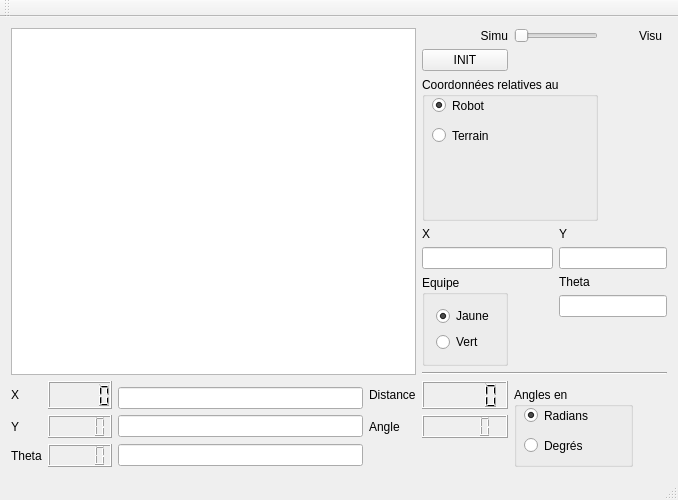
Old version of the form PluginModules/SimuBot/ihm_SimuBot.ui in the repository CRLG/LABOTBOX.
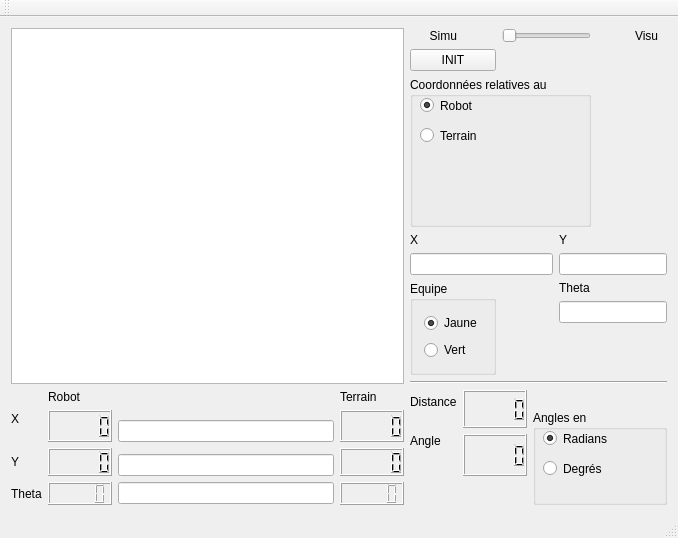
New version of the form.

Commit message: rajout des coordonnées terrain dans simubot en face des coordonnées robot pour éviter de calculer la conversion

The edit to the form file:
```diff
--- a/PluginModules/SimuBot/ihm_SimuBot.ui
+++ b/PluginModules/SimuBot/ihm_SimuBot.ui
@@ -7,7 +7,7 @@
     <x>0</x>
     <y>0</y>
     <width>678</width>
-    <height>500</height>
+    <height>538</height>
    </rect>
   </property>
   <property name="windowTitle">
@@ -28,7 +28,7 @@
       </property>
      </widget>
     </item>
-    <item row="0" column="5" colspan="2">
+    <item row="0" column="6" colspan="3">
      <widget class="QSlider" name="horizontalSlider_toggle_simu">
       <property name="maximum">
        <number>1</number>
@@ -41,21 +41,21 @@
       </property>
      </widget>
     </item>
-    <item row="0" column="8">
+    <item row="0" column="10">
      <widget class="QLabel" name="label_9">
       <property name="text">
        <string>Visu</string>
       </property>
      </widget>
     </item>
-    <item row="1" column="4">
+    <item row="1" column="4" colspan="2">
      <widget class="QPushButton" name="pushButton_init">
       <property name="text">
        <string>INIT</string>
       </property>
      </widget>
     </item>
-    <item row="1" column="8" rowspan="2">
+    <item row="1" column="10" rowspan="2">
      <spacer name="verticalSpacer">
       <property name="orientation">
        <enum>Qt::Vertical</enum>
@@ -68,7 +68,7 @@
       </property>
      </spacer>
     </item>
-    <item row="2" column="4" colspan="3">
+    <item row="2" column="4" colspan="5">
      <widget class="QGroupBox" name="groupBox_coord_relative">
       <property name="sizePolicy">
        <sizepolicy hsizetype="Preferred" vsizetype="MinimumExpanding">
@@ -120,20 +120,20 @@
       </property>
      </widget>
     </item>
-    <item row="3" column="6">
+    <item row="3" column="8">
      <widget class="QLabel" name="label_7">
       <property name="text">
        <string>Y</string>
       </property>
      </widget>
     </item>
-    <item row="4" column="4" colspan="2">
+    <item row="4" column="4" colspan="4">
      <widget class="QLineEdit" name="lineEdit_X_init"/>
     </item>
-    <item row="4" column="6" colspan="3">
+    <item row="4" column="8" colspan="3">
      <widget class="QLineEdit" name="lineEdit_Y_init"/>
     </item>
-    <item row="5" column="4" rowspan="3">
+    <item row="5" column="4" rowspan="3" colspan="2">
      <widget class="QGroupBox" name="groupBox_equipe">
       <property name="title">
        <string>Equipe</string>
@@ -159,17 +159,17 @@
       </layout>
      </widget>
     </item>
-    <item row="5" column="6">
+    <item row="5" column="8">
      <widget class="QLabel" name="label_10">
       <property name="text">
        <string>Theta</string>
       </property>
      </widget>
     </item>
-    <item row="6" column="6" colspan="3">
+    <item row="6" column="8" colspan="3">
      <widget class="QLineEdit" name="lineEdit_Theta_init"/>
     </item>
-    <item row="7" column="7">
+    <item row="7" column="9">
      <spacer name="verticalSpacer_2">
       <property name="orientation">
        <enum>Qt::Vertical</enum>
@@ -182,41 +182,51 @@
       </property>
      </spacer>
     </item>
-    <item row="8" column="4" colspan="5">
+    <item row="8" column="4" colspan="7">
      <widget class="Line" name="line_2">
       <property name="orientation">
        <enum>Qt::Horizontal</enum>
       </property>
      </widget>
     </item>
-    <item row="9" column="0" rowspan="2">
-     <widget class="QLabel" name="label_3">
+    <item row="9" column="1">
+     <widget class="QLabel" name="label_11">
       <property name="text">
-       <string>X</string>
+       <string>Robot</string>
       </property>
      </widget>
     </item>
-    <item row="9" column="1" rowspan="2">
-     <widget class="QLCDNumber" name="lcdNumber_x"/>
+    <item row="9" column="3">
+     <widget class="QLabel" name="label_12">
+      <property name="text">
+       <string>Terrain</string>
+      </property>
+     </widget>
     </item>
-    <item row="9" column="3" rowspan="2">
+    <item row="9" column="4" rowspan="2">
      <widget class="QLabel" name="label_5">
       <property name="text">
        <string>Distance</string>
       </property>
      </widget>
     </item>
-    <item row="9" column="4" rowspan="2">
+    <item row="9" column="5" rowspan="3" colspan="2">
      <widget class="QLCDNumber" name="lcdNumber_distance"/>
     </item>
-    <item row="10" column="2">
-     <widget class="QLineEdit" name="lineEdit_x">
-      <property name="dragEnabled">
-       <bool>true</bool>
+    <item row="10" column="0" rowspan="2">
+     <widget class="QLabel" name="label_3">
+      <property name="text">
+       <string>X</string>
       </property>
      </widget>
     </item>
-    <item row="10" column="5" rowspan="3" colspan="3">
+    <item row="10" column="1" rowspan="3">
+     <widget class="QLCDNumber" name="lcdNumber_x"/>
+    </item>
+    <item row="10" column="3" rowspan="3">
+     <widget class="QLCDNumber" name="lcdNumber_x_terrain"/>
+    </item>
+    <item row="10" column="7" rowspan="6" colspan="4">
      <widget class="QGroupBox" name="groupBox_angles">
       <property name="title">
        <string>Angles en</string>
@@ -252,50 +262,63 @@
       </widget>
      </widget>
     </item>
-    <item row="11" column="0">
-     <widget class="QLabel" name="label_2">
-      <property name="text">
-       <string>Y</string>
-      </property>
-     </widget>
-    </item>
-    <item row="11" column="1">
-     <widget class="QLCDNumber" name="lcdNumber_y"/>
-    </item>
-    <item row="11" column="2">
-     <widget class="QLineEdit" name="lineEdit_y">
+    <item row="11" column="2" rowspan="2">
+     <widget class="QLineEdit" name="lineEdit_x">
       <property name="dragEnabled">
        <bool>true</bool>
       </property>
      </widget>
     </item>
-    <item row="11" column="3">
+    <item row="12" column="4" rowspan="2">
      <widget class="QLabel" name="label_4">
       <property name="text">
        <string>Angle</string>
       </property>
      </widget>
     </item>
-    <item row="11" column="4">
+    <item row="12" column="5" rowspan="3" colspan="2">
      <widget class="QLCDNumber" name="lcdNumber_angle"/>
     </item>
-    <item row="12" column="0">
+    <item row="13" column="0" rowspan="2">
+     <widget class="QLabel" name="label_2">
+      <property name="text">
+       <string>Y</string>
+      </property>
+     </widget>
+    </item>
+    <item row="13" column="1" rowspan="2">
+     <widget class="QLCDNumber" name="lcdNumber_y"/>
+    </item>
+    <item row="13" column="3" rowspan="2">
+     <widget class="QLCDNumber" name="lcdNumber_y_terrain"/>
+    </item>
+    <item row="14" column="2">
+     <widget class="QLineEdit" name="lineEdit_y">
+      <property name="dragEnabled">
+       <bool>true</bool>
+      </property>
+     </widget>
+    </item>
+    <item row="15" column="0">
      <widget class="QLabel" name="label">
       <property name="text">
        <string>Theta</string>
       </property>
      </widget>
     </item>
-    <item row="12" column="1">
+    <item row="15" column="1">
      <widget class="QLCDNumber" name="lcdNumber_theta"/>
     </item>
-    <item row="12" column="2">
+    <item row="15" column="2">
      <widget class="QLineEdit" name="lineEdit_theta">
       <property name="dragEnabled">
        <bool>true</bool>
       </property>
      </widget>
     </item>
+    <item row="15" column="3">
+     <widget class="QLCDNumber" name="lcdNumber_theta_terrain"/>
+    </item>
    </layout>
   </widget>
   <widget class="QMenuBar" name="menuBar">
```
The commit also changes 4 other files.
